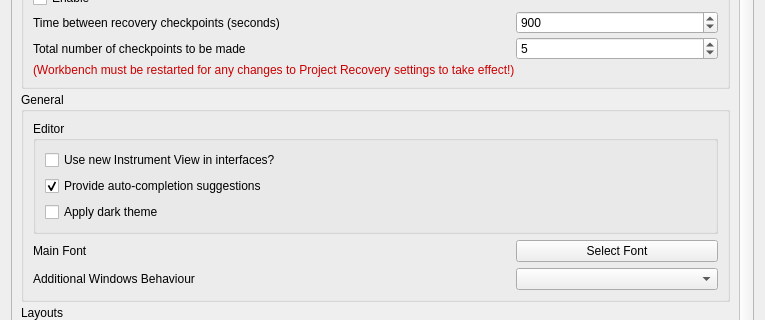
Qt form qt/applications/workbench/workbench/widgets/settings/general/section_general.ui (mantidproject/mantid) before a commit; both pictures show x 0 to 765 and y 396 to 716 of the 765 by 875 pixel window.
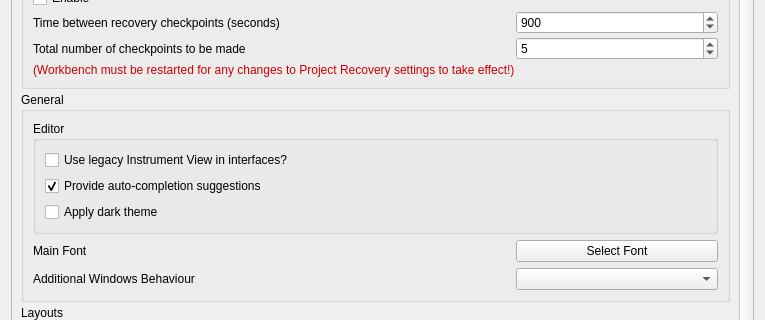
The same form after that commit.

Commit message: Make the new instrument view the default

Patch:
```diff
--- a/qt/applications/workbench/workbench/widgets/settings/general/section_general.ui
+++ b/qt/applications/workbench/workbench/widgets/settings/general/section_general.ui
@@ -406,7 +406,7 @@
                </sizepolicy>
               </property>
               <property name="text">
-               <string>Use new Instrument View in interfaces?</string>
+               <string>Use legacy Instrument View in interfaces?</string>
               </property>
              </widget>
             </item>
```
Left out of the diff: 2 changed lines with no effect on the pictures. The commit also changes 14 other files.
